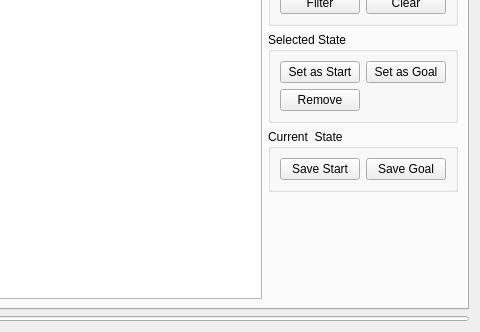
This is moveit_ros/visualization/motion_planning_rviz_plugin/src/ui/motion_planning_rviz_plugin_frame.ui in moveit/moveit as Qt 5 draws it before an edit; both pictures show x 222 to 702 and y 83 to 415 of the 702 by 415 pixel window. The edited form follows.
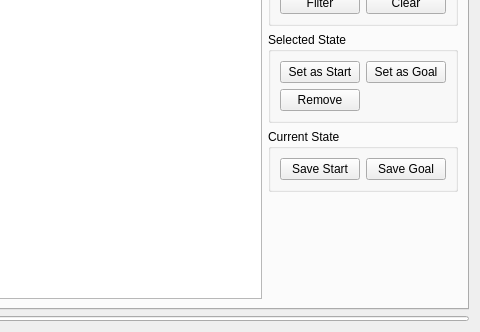
This is the edited form. The open tabs and pages were chosen to show the change.

Commit message: rviz display: remove superfluous space

```diff
--- a/moveit_ros/visualization/motion_planning_rviz_plugin/src/ui/motion_planning_rviz_plugin_frame.ui
+++ b/moveit_ros/visualization/motion_planning_rviz_plugin/src/ui/motion_planning_rviz_plugin_frame.ui
@@ -1433,7 +1433,7 @@
          <item>
           <widget class="QGroupBox" name="groupBox_17">
            <property name="title">
-            <string>Current  State</string>
+            <string>Current State</string>
            </property>
            <layout class="QGridLayout" name="gridLayout_16">
             <item row="0" column="0">
```
